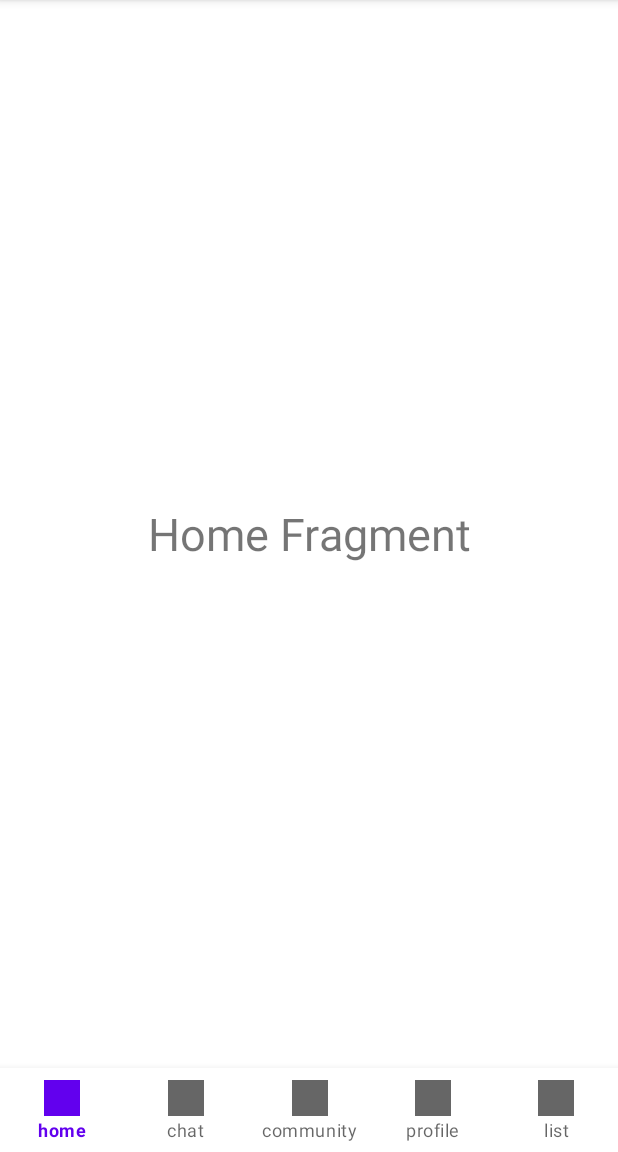
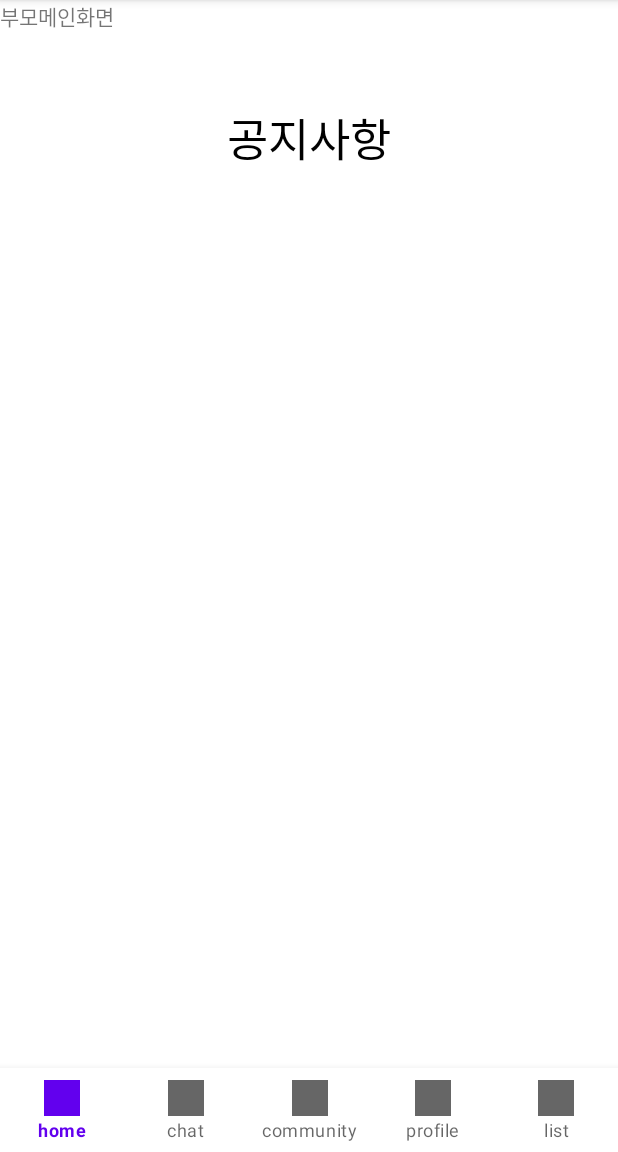
Before and after one commit to jjunehee/EveryKid, an Android app: the MainActivity screen opened directly, with no data from a screen before it, after a tap on "SIGN IN", on a phone screen of 412 x 824 dp, the part 84-1236 px from its top. Run offline under Robolectric (Android 15) with nearby library versions, the phone set to English and light mode, and no system bars.

```diff
--- a/app/src/main/java/com/capstone/everykid/MainActivity.java
+++ b/app/src/main/java/com/capstone/everykid/MainActivity.java
@@ -18,7 +18,7 @@ public class MainActivity extends AppCompatActivity {
         LogIn_button.setOnClickListener(new View.OnClickListener() {
             @Override
             public void onClick(View view) {
-                Intent intent = new Intent(getApplicationContext(), MainTeacher.class);
+                Intent intent = new Intent(getApplicationContext(), MainParent.class);
                 startActivity(intent);
             }
         });
--- a/app/src/main/java/com/capstone/everykid/MainParent.java
+++ b/app/src/main/java/com/capstone/everykid/MainParent.java
@@ -1,64 +1,55 @@
 package com.capstone.everykid;
 
+import androidx.appcompat.app.AppCompatActivity;
+import androidx.annotation.NonNull;
+import android.view.MenuItem;
+import com.google.android.material.navigation.NavigationBarView;
 import android.os.Bundle;
 
-import androidx.fragment.app.Fragment;
+public class MainParent extends AppCompatActivity {
 
-import android.view.LayoutInflater;
-import android.view.View;
-import android.view.ViewGroup;
-
-/**
- * A simple {@link Fragment} subclass.
- * Use the {@link MainParent#newInstance} factory method to
- * create an instance of this fragment.
- */
-public class MainParent extends Fragment {
-
-    // TODO: Rename parameter arguments, choose names that match
-    // the fragment initialization parameters, e.g. ARG_ITEM_NUMBER
-    private static final String ARG_PARAM1 = "param1";
-    private static final String ARG_PARAM2 = "param2";
-
-    // TODO: Rename and change types of parameters
-    private String mParam1;
-    private String mParam2;
-
-    public MainParent() {
-        // Required empty public constructor
-    }
-
-    /**
-     * Use this factory method to create a new instance of
-     * this fragment using the provided parameters.
-     *
-     * @param param1 Parameter 1.
-     * @param param2 Parameter 2.
-     * @return A new instance of fragment MainParent.
-     */
-    // TODO: Rename and change types and number of parameters
-    public static MainParent newInstance(String param1, String param2) {
-        MainParent fragment = new MainParent();
-        Bundle args = new Bundle();
-        args.putString(ARG_PARAM1, param1);
-        args.putString(ARG_PARAM2, param2);
-        fragment.setArguments(args);
-        return fragment;
-    }
+    HomeFragment homeFragment;
+    ChatFragment chatFragment;
+    ListFragment listFragment;
+    ProfileFragment profileFragment;
+    CommunityFragment communityFragment;
 
     @Override
-    public void onCreate(Bundle savedInstanceState) {
+    protected void onCreate(Bundle savedInstanceState) {
         super.onCreate(savedInstanceState);
-        if (getArguments() != null) {
-            mParam1 = getArguments().getString(ARG_PARAM1);
-            mParam2 = getArguments().getString(ARG_PARAM2);
-        }
-    }
+        setContentView(R.layout.parent_main);
 
-    @Override
-    public View onCreateView(LayoutInflater inflater, ViewGroup container,
-                             Bundle savedInstanceState) {
-        // Inflate the layout for this fragment
-        return inflater.inflate(R.layout.parent_main, container, false);
+        homeFragment=new HomeFragment();
+        chatFragment=new ChatFragment();
+        listFragment=new ListFragment();
+        profileFragment=new ProfileFragment();
+        communityFragment=new CommunityFragment();
+
+        getSupportFragmentManager().beginTransaction().replace(R.id.containers, homeFragment).commit();
+
+        NavigationBarView navigationBarView = findViewById(R.id.bottom_navigationview);
+        navigationBarView.setOnItemSelectedListener(new NavigationBarView.OnItemSelectedListener() {
+            @Override
+            public boolean onNavigationItemSelected(@NonNull MenuItem item) {
+                switch (item.getItemId()){
+                    case R.id.home:
+                        getSupportFragmentManager().beginTransaction().replace(R.id.containers, homeFragment).commit();
+                        return true;
+                    case R.id.chatting:
+                        getSupportFragmentManager().beginTransaction().replace(R.id.containers, chatFragment).commit();
+                        return true;
+                    case R.id.community:
+                        getSupportFragmentManager().beginTransaction().replace(R.id.containers, communityFragment).commit();
+                        return true;
+                    case R.id.profile:
+                        getSupportFragmentManager().beginTransaction().replace(R.id.containers, profileFragment).commit();
+                        return true;
+                    case R.id.list:
+                        getSupportFragmentManager().beginTransaction().replace(R.id.containers, listFragment).commit();
+                        return true;
+                }
+                return false;
+            }
+        });
     }
 }
--- a/app/src/main/res/layout/fragment_home.xml
+++ b/app/src/main/res/layout/fragment_home.xml
@@ -1,17 +1,32 @@
 <?xml version="1.0" encoding="utf-8"?>
 <FrameLayout xmlns:android="http://schemas.android.com/apk/res/android"
+    xmlns:app="http://schemas.android.com/apk/res-auto"
     xmlns:tools="http://schemas.android.com/tools"
     android:layout_width="match_parent"
     android:layout_height="match_parent"
     tools:context=".HomeFragment">
 
     <!-- TODO: Update blank fragment layout -->
-    <TextView
+    <androidx.constraintlayout.widget.ConstraintLayout
         android:layout_width="match_parent"
-        android:layout_height="wrap_content"
-        android:textSize="30sp"
-        android:layout_gravity="center"
-        android:gravity="center_horizontal"
-        android:text="Home Fragment" />
+        android:layout_height="match_parent">
+
+        <TextView
+            android:id="@+id/textView6"
+            android:layout_width="match_parent"
+            android:layout_height="wrap_content"
+            android:layout_gravity="center"
+            android:gravity="center_horizontal"
+            android:text="공지사항"
+            android:textColor="#000000"
+            android:textSize="30sp"
+            app:layout_constraintBottom_toBottomOf="parent"
+            app:layout_constraintEnd_toEndOf="parent"
+            app:layout_constraintHorizontal_bias="0.0"
+            app:layout_constraintStart_toStartOf="parent"
+            app:layout_constraintTop_toTopOf="parent"
+            app:layout_constraintVertical_bias="0.104" />
+
+    </androidx.constraintlayout.widget.ConstraintLayout>
 
 </FrameLayout>
--- a/app/src/main/res/layout/parent_main.xml
+++ b/app/src/main/res/layout/parent_main.xml
@@ -1,14 +1,31 @@
 <?xml version="1.0" encoding="utf-8"?>
-<FrameLayout xmlns:android="http://schemas.android.com/apk/res/android"
+<LinearLayout xmlns:android="http://schemas.android.com/apk/res/android"
+    xmlns:app="http://schemas.android.com/apk/res-auto"
     xmlns:tools="http://schemas.android.com/tools"
     android:layout_width="match_parent"
     android:layout_height="match_parent"
+    android:orientation="vertical"
     tools:context=".MainParent">
 
-    <!-- TODO: Update blank fragment layout -->
-    <TextView
+    <FrameLayout
         android:layout_width="match_parent"
-        android:layout_height="match_parent"
-        android:text="@string/hello_blank_fragment" />
+        android:layout_height="0dp"
+        android:layout_weight="1"
+        android:id="@+id/containers">
 
-</FrameLayout>
+        <TextView
+            android:id="@+id/textView3"
+            android:layout_width="82dp"
+            android:layout_height="33dp"
+            android:text="부모메인화면" />
+    </FrameLayout>
+
+    <com.google.android.material.bottomnavigation.BottomNavigationView
+        android:layout_width="match_parent"
+        android:layout_height="wrap_content"
+        android:id="@+id/bottom_navigationview"
+        android:layout_gravity="bottom"
+        app:labelVisibilityMode="labeled"
+        app:itemBackground="@color/white"
+        app:menu="@menu/bottom_menu"/>
+</LinearLayout>
--- a/app/src/main/res/layout/teacher_main.xml
+++ b/app/src/main/res/layout/teacher_main.xml
@@ -12,6 +12,12 @@
         android:layout_height="0dp"
         android:layout_weight="1"
         android:id="@+id/containers">
+
+        <TextView
+            android:id="@+id/textView4"
+            android:layout_width="wrap_content"
+            android:layout_height="wrap_content"
+            android:text="선생님" />
     </FrameLayout>
 
     <com.google.android.material.bottomnavigation.BottomNavigationView
```
Also changed, not shown: app/src/main/AndroidManifest.xml (+9 -0 lines), app/src/main/res/layout/activity_main.xml (+24 -10 lines), app/src/main/res/layout/create_account.xml (+24 -0 lines).
